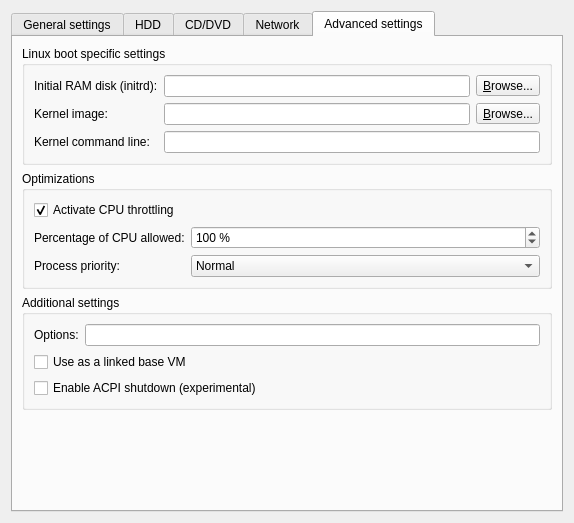
Qt form gns3/modules/qemu/ui/qemu_vm_configuration_page.ui (GNS3/gns3-gui) before a commit.
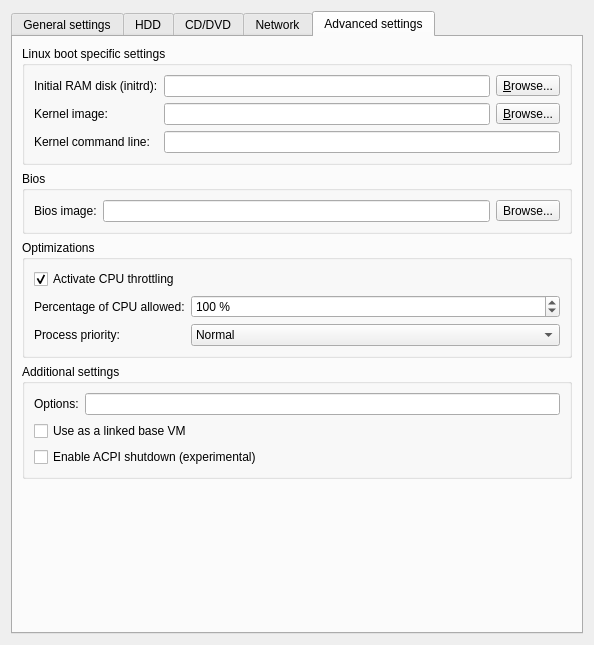
The same form after that commit. The open tabs and pages were chosen to show the change.

Commit message:
Support for BIOS images
Fix https://github.com/GNS3/gns3-gui/issues/1700

Patch:
```diff
--- a/gns3/modules/qemu/ui/qemu_vm_configuration_page.ui
+++ b/gns3/modules/qemu/ui/qemu_vm_configuration_page.ui
@@ -6,8 +6,8 @@
    <rect>
     <x>0</x>
     <y>0</y>
-    <width>574</width>
-    <height>523</height>
+    <width>594</width>
+    <height>645</height>
    </rect>
   </property>
   <property name="windowTitle">
@@ -639,6 +639,32 @@
          </layout>
         </widget>
        </item>
+       <item>
+        <widget class="QGroupBox" name="uiBiosImageGroupBox">
+         <property name="title">
+          <string>Bios</string>
+         </property>
+         <layout class="QHBoxLayout" name="horizontalLayout">
+          <item>
+           <widget class="QLabel" name="uiBiosLabel">
+            <property name="text">
+             <string>Bios image:</string>
+            </property>
+           </widget>
+          </item>
+          <item>
+           <widget class="QLineEdit" name="uiBiosImageLineEdit"/>
+          </item>
+          <item>
+           <widget class="QToolButton" name="uiBiosImageToolButton">
+            <property name="text">
+             <string>Browse...</string>
+            </property>
+           </widget>
+          </item>
+         </layout>
+        </widget>
+       </item>
        <item>
         <widget class="QGroupBox" name="uiOptimizationGroupBox">
          <property name="title">
@@ -779,7 +805,7 @@
          <property name="sizeHint" stdset="0">
           <size>
            <width>20</width>
-           <height>90</height>
+           <height>40</height>
           </size>
          </property>
         </spacer>
```
The commit also changes 7 other files.
